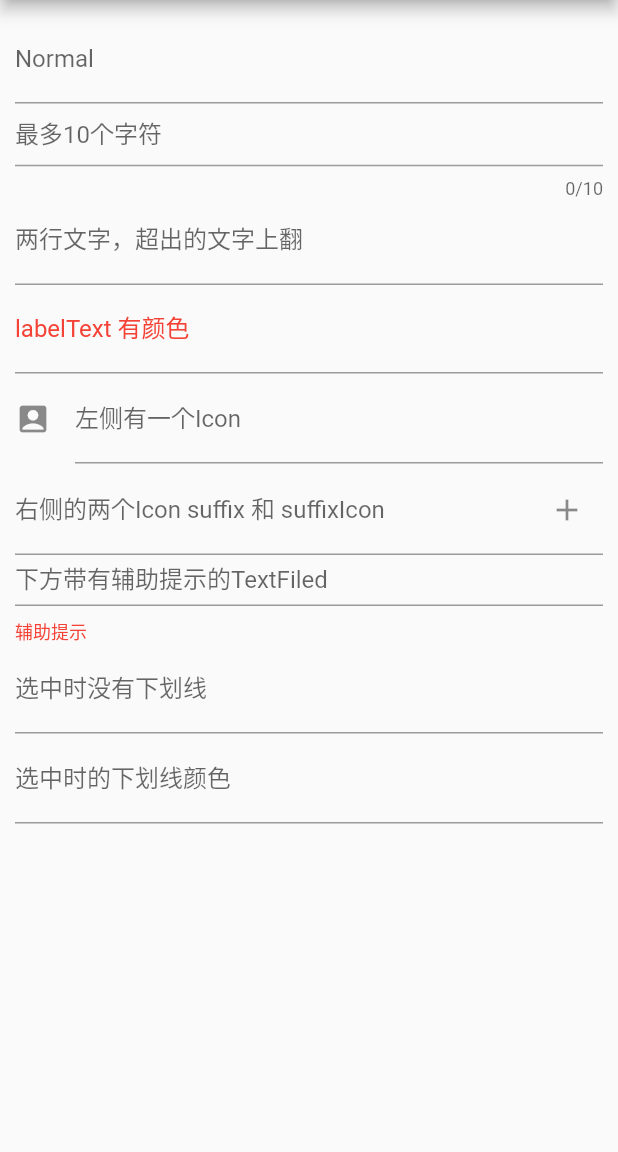
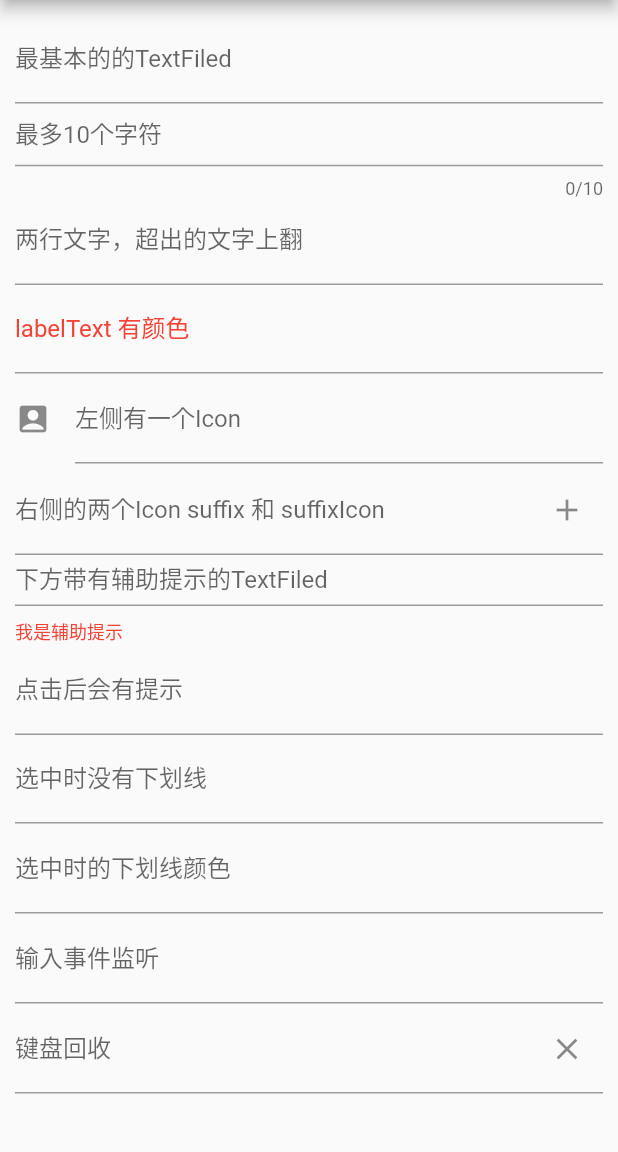
Before and after one commit to Johnson8888/learn_flutter, a Flutter app: the TextFiledDemoPage screen opened by its route, on a phone screen of 412 x 824 dp, the part 84-1236 px from its top. Run offline on Flutter 3.47's test engine with Material 2 defaults, Android fonts, the phone set to English and light mode, and no system bars.

Commit message:
TextFiled Demo

```diff
--- a/flutter_app/lib/routes/textfiled_page.dart
+++ b/flutter_app/lib/routes/textfiled_page.dart
@@ -4,6 +4,7 @@
  * @LastEditTime: 2021-01-07 17:52:34
  * @Support: http://fulade.me
  */
+
 import 'package:flutter/material.dart';
 
 class TextFiledDemoPage extends StatefulWidget {
@@ -21,8 +22,8 @@ class _TextFiledDemoPageState extends State<TextFiledDemoPage> {
         backgroundColor: Colors.blue,
       ),
       body: ListView.builder(
-        itemCount: _createTextFiledList().length,
-        itemExtent: 60.0, //强制高度为50.0
+        itemCount: 12,
+        itemExtent: 60.0, //强制高度为60.0
         padding: EdgeInsets.all(10),
         itemBuilder: (BuildContext context, int index) {
           return _createTextFiledList()[index];
@@ -33,10 +34,11 @@ class _TextFiledDemoPageState extends State<TextFiledDemoPage> {
 
   /// 生成当前 TextFiled 的列表连接
   List _createTextFiledList() {
+    TextEditingController controller = TextEditingController();
     return [
       TextField(
         decoration: InputDecoration(
-          labelText: "Normal",
+          labelText: "最基本的的TextFiled",
         ),
       ),
       TextField(
@@ -73,8 +75,15 @@ class _TextFiledDemoPageState extends State<TextFiledDemoPage> {
       TextField(
         decoration: InputDecoration(
           labelText: "下方带有辅助提示的TextFiled",
-          helperText: "辅助提示",
+          helperText: "我是辅助提示",
           helperStyle: TextStyle(color: Colors.red),
+        ),
+      ),
+      TextField(
+        decoration: InputDecoration(
+          labelText: "点击后会有提示",
+          hintText: "我是点击后的提示",
+          hintStyle: TextStyle(color: Colors.red),
         ),
       ),
       TextField(
@@ -91,6 +100,31 @@ class _TextFiledDemoPageState extends State<TextFiledDemoPage> {
           ),
         ),
       ),
+      TextField(
+        controller: controller,
+        onChanged: (value) {
+          print("onChanged value = " + value);
+        },
+        onSubmitted: (value) {
+          print("onSubmitted value = " + value);
+        },
+        onEditingComplete: () {
+          print("onEditingComplete value = " + controller.text);
+        },
+        decoration: InputDecoration(
+          labelText: "输入事件监听",
+        ),
+      ),
+      TextField(
+        decoration: InputDecoration(
+          labelText: "键盘回收",
+          suffixIcon: IconButton(
+              icon: Icon(Icons.close),
+              onPressed: () {
+                FocusScope.of(context).requestFocus(FocusNode());
+              }),
+        ),
+      ),
     ];
   }
 }
```
